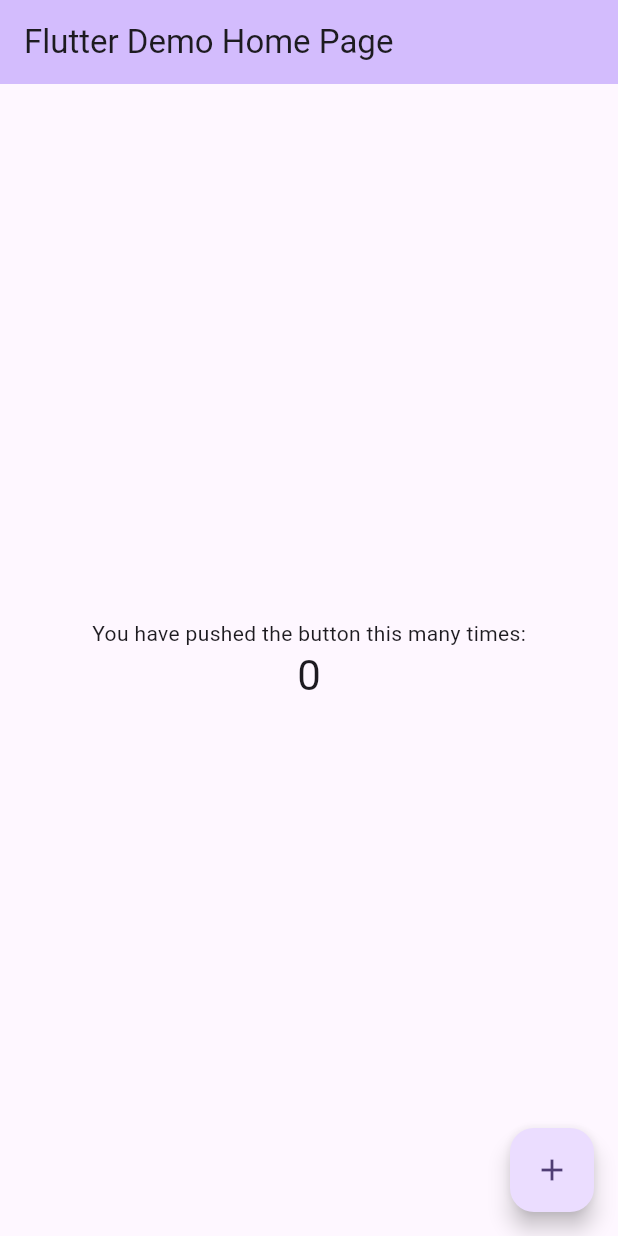
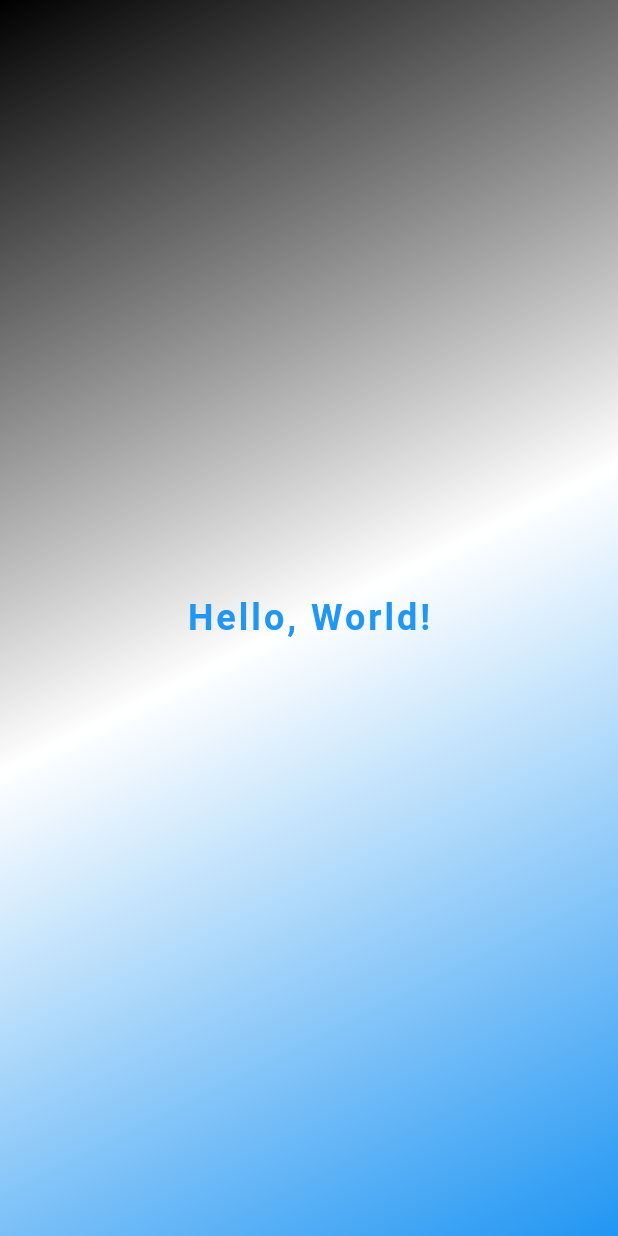
Before and after one commit to duykhiem98/Flutter, a Flutter app: the screen it shows after launch, on a phone screen of 412 x 824 dp. Run offline on Flutter 3.47's test engine with Material 3 defaults, Android fonts, the phone set to English and light mode, and no system bars; Roboto replaces fonts that are missing (Arial).

Commit message:
tạo 1 component dùng chung

```diff
--- /dev/null
+++ b/lib/gradient_container.dart
@@ -0,0 +1,21 @@
+import 'package:first_app/styled_text.dart';
+import 'package:flutter/material.dart';
+
+const startAlignment = Alignment.topLeft;
+const endAlignment = Alignment.bottomRight;
+
+class GradientContainer extends StatelessWidget {
+  const GradientContainer({super.key});
+  @override
+  Widget build(context) {
+    return Container(
+      decoration: const BoxDecoration(
+        gradient: LinearGradient(
+            colors: [Colors.black, Colors.white, Colors.blue],
+            begin: startAlignment,
+            end: endAlignment),
+      ),
+      child: const Center(child: StyledText('Hello, World!')),
+    );
+  }
+}
--- a/lib/main.dart
+++ b/lib/main.dart
@@ -1,125 +1,14 @@
+import 'package:first_app/gradient_container.dart';
 import 'package:flutter/material.dart';
 
 void main() {
-  runApp(const MyApp());
+  runApp(
+    const MaterialApp(
+      home: Scaffold(
+        // backgroundColor: Color.fromARGB(255, 16, 214, 49),
+
+        body: GradientContainer(),
+      ),
+    ),
+  );
 }
-
-class MyApp extends StatelessWidget {
-  const MyApp({super.key});
-
-  // This widget is the root of your application.
-  @override
-  Widget build(BuildContext context) {
-    return MaterialApp(
-      title: 'Flutter Demo',
-      theme: ThemeData(
-        // This is the theme of your application.
-        //
-        // TRY THIS: Try running your application with "flutter run". You'll see
-        // the application has a purple toolbar. Then, without quitting the app,
-        // try changing the seedColor in the colorScheme below to Colors.green
-        // and then invoke "hot reload" (save your changes or press the "hot
-        // reload" button in a Flutter-supported IDE, or press "r" if you used
-        // the command line to start the app).
-        //
-        // Notice that the counter didn't reset back to zero; the application
-        // state is not lost during the reload. To reset the state, use hot
-        // restart instead.
-        //
-        // This works for code too, not just values: Most code changes can be
-        // tested with just a hot reload.
-        colorScheme: ColorScheme.fromSeed(seedColor: Colors.deepPurple),
-        useMaterial3: true,
-      ),
-      home: const MyHomePage(title: 'Flutter Demo Home Page'),
-    );
-  }
-}
-
-class MyHomePage extends StatefulWidget {
-  const MyHomePage({super.key, required this.title});
-
-  // This widget is the home page of your application. It is stateful, meaning
-  // that it has a State object (defined below) that contains fields that affect
-  // how it looks.
-
-  // This class is the configuration for the state. It holds the values (in this
-  // case the title) provided by the parent (in this case the App widget) and
-  // used by the build method of the State. Fields in a Widget subclass are
-  // always marked "final".
-
-  final String title;
-
-  @override
-  State<MyHomePage> createState() => _MyHomePageState();
-}
-
-class _MyHomePageState extends State<MyHomePage> {
-  int _counter = 0;
-
-  void _incrementCounter() {
-    setState(() {
-      // This call to setState tells the Flutter framework that something has
-      // changed in this State, which causes it to rerun the build method below
-      // so that the display can reflect the updated values. If we changed
-      // _counter without calling setState(), then the build method would not be
-      // called again, and so nothing would appear to happen.
-      _counter++;
-    });
-  }
-
-  @override
-  Widget build(BuildContext context) {
-    // This method is rerun every time setState is called, for instance as done
-    // by the _incrementCounter method above.
-    //
-    // The Flutter framework has been optimized to make rerunning build methods
-    // fast, so that you can just rebuild anything that needs updating rather
-    // than having to individually change instances of widgets.
-    return Scaffold(
-      appBar: AppBar(
-        // TRY THIS: Try changing the color here to a specific color (to
-        // Colors.amber, perhaps?) and trigger a hot reload to see the AppBar
-        // change color while the other colors stay the same.
-        backgroundColor: Theme.of(context).colorScheme.inversePrimary,
-        // Here we take the value from the MyHomePage object that was created by
-        // the App.build method, and use it to set our appbar title.
-        title: Text(widget.title),
-      ),
-      body: Center(
-        // Center is a layout widget. It takes a single child and positions it
-        // in the middle of the parent.
-        child: Column(
-          // Column is also a layout widget. It takes a list of children and
-          // arranges them vertically. By default, it sizes itself to fit its
-          // children horizontally, and tries to be as tall as its parent.
-          //
-          // Column has various properties to control how it sizes itself and
-          // how it positions its children. Here we use mainAxisAlignment to
-          // center the children vertically; the main axis here is the vertical
-          // axis because Columns are vertical (the cross axis would be
-          // horizontal).
-          //
-          // TRY THIS: Invoke "debug painting" (choose the "Toggle Debug Paint"
-          // action in the IDE, or press "p" in the console), to see the
-          // wireframe for each widget.
-          mainAxisAlignment: MainAxisAlignment.center,
-          children: <Widget>[
-            const Text(
-              'You have pushed the button this many times:',
-            ),
-            Text(
-              '$_counter',
-              style: Theme.of(context).textTheme.headlineMedium,
-            ),
-          ],
-        ),
-      ),
-      floatingActionButton: FloatingActionButton(
-        onPressed: _incrementCounter,
-        tooltip: 'Increment',
-        child: const Icon(Icons.add),
-      ), // This trailing comma makes auto-formatting nicer for build methods.
-    );
-  }
-}
--- /dev/null
+++ b/lib/styled_text.dart
@@ -0,0 +1,20 @@
+import 'package:flutter/material.dart';
+
+class StyledText extends StatelessWidget {
+  const StyledText(this.text, {super.key});
+  final String text;
+
+  @override
+  Widget build(BuildContext context) {
+    return Text(
+      text,
+      style: const TextStyle(
+        fontSize: 24,
+        fontWeight: FontWeight.bold,
+        color: Colors.blue,
+        fontFamily: 'Arial',
+        letterSpacing: 2,
+      ),
+    );
+  }
+}
```
